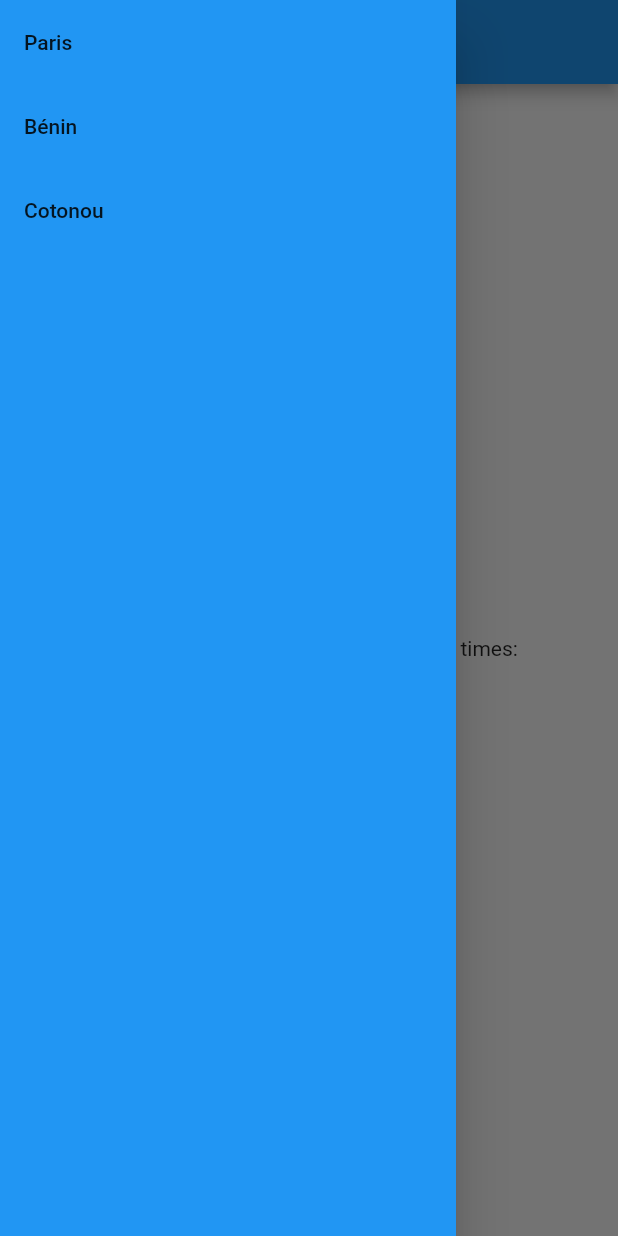
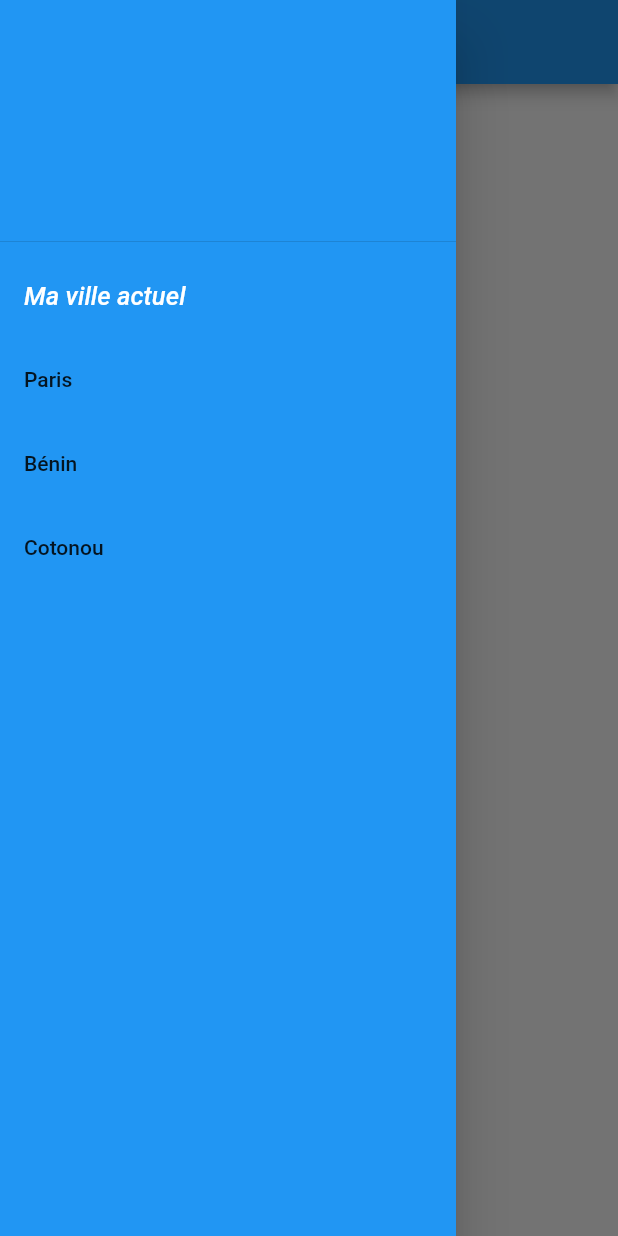
Before and after one commit to princeGedeon/Application_mobile_meteo, a Flutter app: the screen it shows after launch, with the side drawer open, on a phone screen of 412 x 824 dp. Run offline on Flutter 3.47's test engine with Material 2 defaults, Android fonts, the phone set to English and light mode, and no system bars.

Commit message:
Mise en place du Drawer Header

```diff
--- a/lib/main.dart
+++ b/lib/main.dart
@@ -48,33 +48,53 @@ class _MyHomePageState extends State<MyHomePage> {
         child: Container(
           color: Colors.blue,
           child: ListView.builder(itemBuilder: (context,index){
-            return ListTile(
-              title: Text(villes[index]),
-              onTap: (){
+
+            if(index==0){
+              return DrawerHeader(child: Container());
+            }else if (index==1){
+              return ListTile(
+                title: textAvecStyle("Ma ville actuel"),
+                onTap: (){
                   setState((){
-                    villeChoisie=villes[index];
+                    villeChoisie="";
                     Navigator.pop(context);
                   });
+                },
+              );
 
-              },
+            }else {
+              return ListTile(
+                title: Text(villes[index-2]),
+                onTap: () {
+                  setState(() {
+                    villeChoisie = villes[index-2];
+                    print(villeChoisie);
+                    Navigator.pop(context);
+                  });
+                }
+
             );
-          },itemCount: villes.length,),
+            }}
+          ,itemCount: villes.length+2,),
         ),
       ),
+
       body: Center(
 
         child: Column(
 
           mainAxisAlignment: MainAxisAlignment.center,
           children: <Widget>[
-            const Text(
-              'You have pushed the button this many times:',
-            ),
-            Text((villeChoisie==null)?"Ville actuel":villeChoisie),
+            textAvecStyle((villeChoisie==null)?"Ville actuel":villeChoisie,color: Colors.blue),
           ],
         ),
       ),
 
     );
   }
+
+  Text textAvecStyle(String data,{color:Colors.white,fontSize:17.0,fontStyle:FontStyle.italic,textAlign:TextAlign.center}){
+    return Text(data,style: TextStyle(color: color,fontSize: fontSize,fontStyle: fontStyle),);
+
+  }
 }
```
